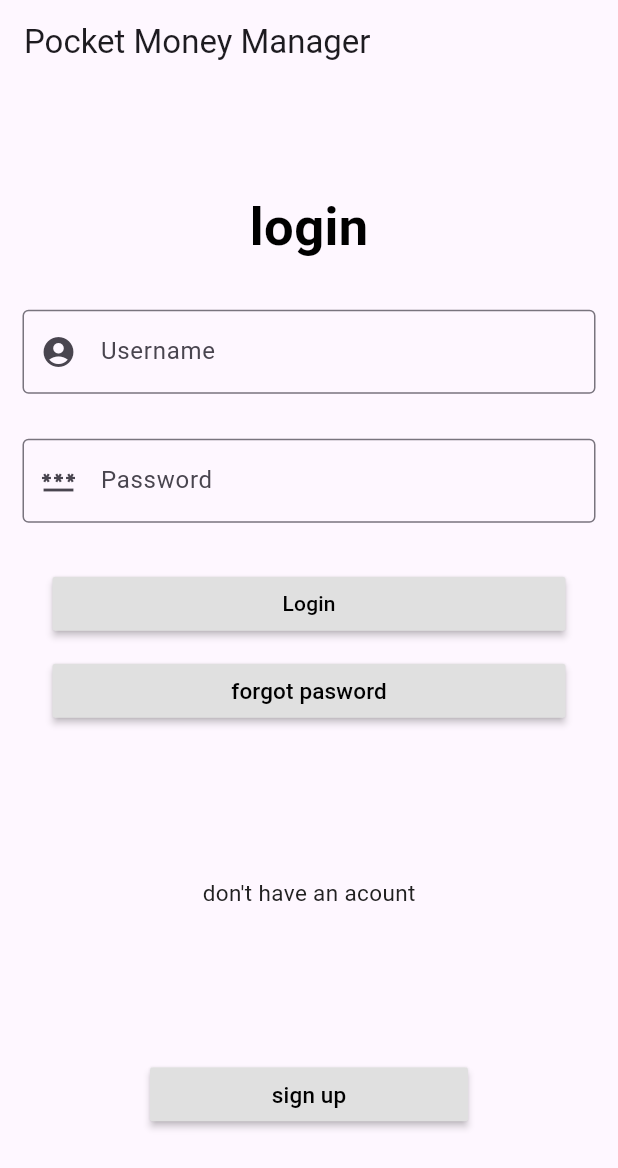
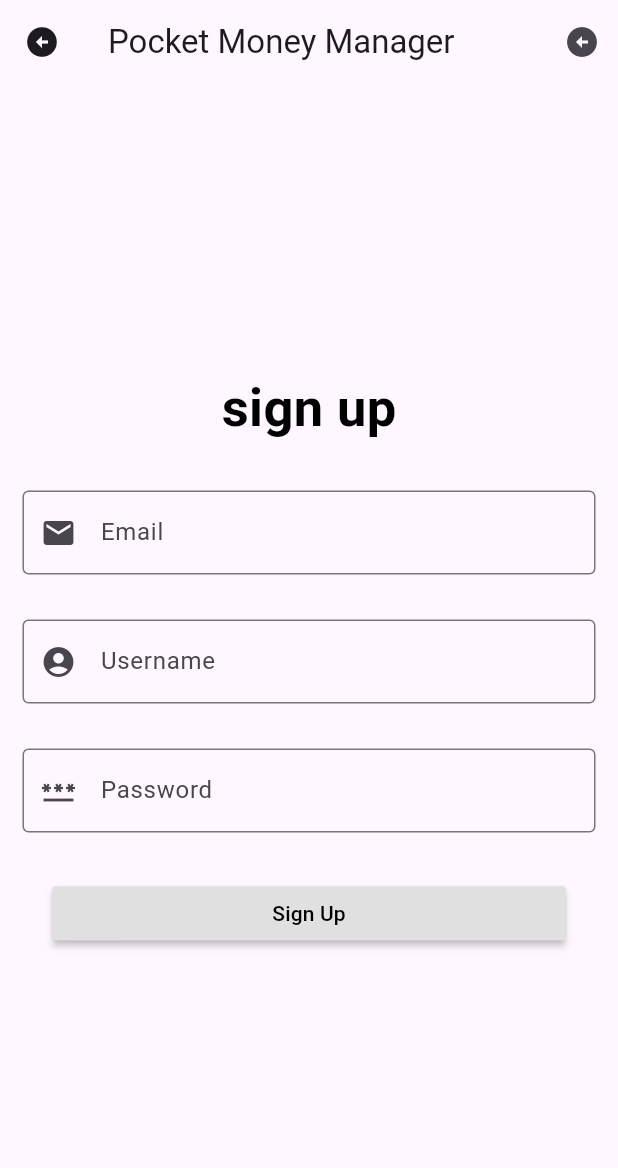
Before and after one commit to mjd1986/pocket-money-manager, a Flutter app: the screen it shows after launch, after a tap on "Login", on a phone screen of 412 x 824 dp. Shown: the top 1168 px of the screen. Run offline on Flutter 3.47's test engine with Material 3 defaults, Android fonts, the phone set to English and light mode, and no system bars.

Commit message:
navigatioin works

```diff
--- a/lib/main.dart
+++ b/lib/main.dart
@@ -1,136 +1,18 @@
 import 'package:flutter/material.dart';
 
-void main() => runApp(const MyAop());
+import 'package:pocket_money_manager/screens/login.dart';
 
-class MyAop extends StatefulWidget {
-  const MyAop({Key? key}) : super(key: key);
-
-  @override
-  _MyAopState createState() => _MyAopState();
+void main() {
+  runApp(const MyApp());
 }
 
-class _MyAopState extends State<MyAop> {
+class MyApp extends StatelessWidget {
+  const MyApp({super.key});
+
   @override
   Widget build(BuildContext context) {
     return MaterialApp(
-      home: Scaffold(
-        appBar: AppBar(title: Text('Pocket Money Manager')),
-        body: Column(
-          mainAxisAlignment: MainAxisAlignment.center,
-          crossAxisAlignment: CrossAxisAlignment.center,
-          children: [
-            Text(
-              'login',
-              style: TextStyle(
-                  fontSize: 35,
-                  color: Colors.black,
-                  fontWeight: FontWeight.bold),
-            ),
-            SizedBox(
-              height: 30,
-            ),
-            Form(
-              child: Column(
-                children: [
-                  Padding(
-                    padding: const EdgeInsets.symmetric(horizontal: 15),
-                    child: TextFormField(
-                      keyboardType: TextInputType.visiblePassword,
-                      decoration: InputDecoration(
-                        labelText: 'Username',
-                        hintText: 'Enter username',
-                        prefixIcon: Icon(Icons.account_circle),
-                        border: OutlineInputBorder(),
-                      ),
-                      onChanged: (String value) {},
-                      validator: (value) {
-                        return value!.isEmpty ? 'Please enter username' : null;
-                      },
-                    ),
-                  ),
-                  SizedBox(
-                    height: 30,
-                  ),
-                  Padding(
-                    padding: const EdgeInsets.symmetric(horizontal: 15),
-                    child: TextFormField(
-                      keyboardType: TextInputType.visiblePassword,
-                      decoration: InputDecoration(
-                        labelText: 'Password',
-                        hintText: 'Enter password',
-                        prefixIcon: Icon(Icons.password),
-                        border: OutlineInputBorder(),
-                      ),
-                      onChanged: (String value) {},
-                      validator: (value) {
-                        return value!.isEmpty ? 'Please enter password' : null;
-                      },
-                    ),
-                  ),
-                  SizedBox(
-                    height: 30,
-                  ),
-                  Padding(
-                    padding: const EdgeInsets.symmetric(horizontal: 35),
-                    child: MaterialButton(
-                      minWidth: double.infinity,
-                      onPressed: () {
-                        Navigator.push(
-                          context,
-                          MaterialPageRoute(builder: (context) => MyAo()),
-                        );
-                      },
-                      child: Text('Login'),
-                      color: Colors.grey[300],
-                      textColor: Colors.black,
-                    ),
-                  ),
-                  SizedBox(height: 10),
-                  Padding(
-                    padding: const EdgeInsets.symmetric(horizontal: 35),
-                    child: MaterialButton(
-                      minWidth: double.infinity,
-                      onPressed: () {},
-                      child: Text('forgot pasword',
-                          style: TextStyle(fontSize: 15)),
-                      color: Colors.grey[300],
-                      textColor: Colors.black,
-                    ),
-                  ),
-                  SizedBox(
-                    height: 100,
-                  ),
-                  Text(
-                    "don't have an acount",
-                    style: TextStyle(
-                      fontSize: 15,
-                      color: Colors.grey[900],
-                    ),
-                  ),
-                  SizedBox(
-                    height: 100,
-                  ),
-                  Padding(
-                    padding: const EdgeInsets.symmetric(horizontal: 100),
-                    child: MaterialButton(
-                      minWidth: double.infinity,
-                      onPressed: () {},
-                      child: Text(
-                        'sign up',
-                        style: TextStyle(
-                          fontSize: 15,
-                        ),
-                      ),
-                      color: Colors.grey[300],
-                      textColor: Colors.black,
-                    ),
-                  ),
-                ],
-              ),
-            ),
-          ],
-        ),
-      ),
+      home: const Login(),
     );
   }
 }
--- a/lib/screens/login.dart
+++ b/lib/screens/login.dart
@@ -1,13 +1,14 @@
 import 'package:flutter/material.dart';
+import 'package:pocket_money_manager/screens/sign_up.dart';
 
-class MyAop extends StatefulWidget {
-  const MyAop({Key? key}) : super(key: key);
+class Login extends StatefulWidget {
+  const Login({Key? key}) : super(key: key);
 
   @override
   _MyAopState createState() => _MyAopState();
 }
 
-class _MyAopState extends State<MyAop> {
+class _MyAopState extends State<Login> {
   @override
   Widget build(BuildContext context) {
     return MaterialApp(
@@ -72,7 +73,14 @@ class _MyAopState extends State<MyAop> {
                     padding: const EdgeInsets.symmetric(horizontal: 35),
                     child: MaterialButton(
                       minWidth: double.infinity,
-                      onPressed: () {},
+                      onPressed: () {
+                        Navigator.push(
+                          context,
+                          MaterialPageRoute(
+                            builder: (context) => const SignUp(),
+                          ),
+                        );
+                      },
                       child: Text('Login'),
                       color: Colors.grey[300],
                       textColor: Colors.black,
--- a/lib/screens/sign_up.dart
+++ b/lib/screens/sign_up.dart
@@ -1,19 +1,19 @@
 import 'package:flutter/material.dart';
 
-class MyAo extends StatefulWidget {
-  const MyAo({super.key});
+class SignUp extends StatefulWidget {
+  const SignUp({super.key});
 
   @override
-  _MyAopState createState() => _MyAopState();
+  _MyAoState createState() => _MyAoState();
 }
 
-class _MyAopState extends State<MyAo> {
+class _MyAoState extends State<SignUp> {
   @override
   Widget build(BuildContext context) {
     return MaterialApp(
       home: Scaffold(
         appBar: AppBar(
-          leading: Icon(Icons.menu),
+          leading: Icon(Icons.arrow_circle_left_sharp),
           actions: [
             IconButton(
                 onPressed: () => {}, icon: Icon(Icons.arrow_circle_left_sharp)),
@@ -101,35 +101,7 @@ class _MyAopState extends State<MyAo> {
                       onPressed: () {},
                       color: Colors.grey[300],
                       textColor: Colors.black,
-                      child: const Text('Login'),
-                    ),
-                  ),
-                  const SizedBox(
-                    height: 100,
-                  ),
-                  Text(
-                    "don't have an acount",
-                    style: TextStyle(
-                      fontSize: 15,
-                      color: Colors.grey[900],
-                    ),
-                  ),
-                  const SizedBox(
-                    height: 100,
-                  ),
-                  Padding(
-                    padding: const EdgeInsets.symmetric(horizontal: 100),
-                    child: MaterialButton(
-                      minWidth: double.infinity,
-                      onPressed: () {},
-                      color: Colors.grey[300],
-                      textColor: Colors.black,
-                      child: const Text(
-                        'sign up',
-                        style: TextStyle(
-                          fontSize: 15,
-                        ),
-                      ),
+                      child: const Text('Sign Up'),
                     ),
                   ),
                 ],
```
